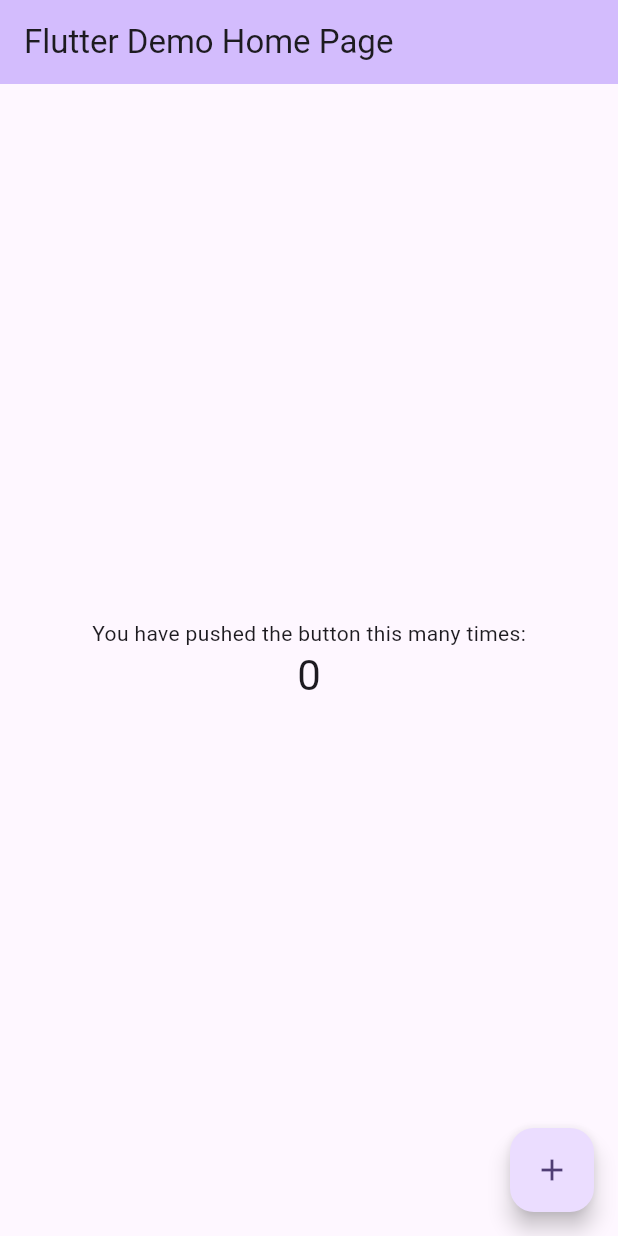
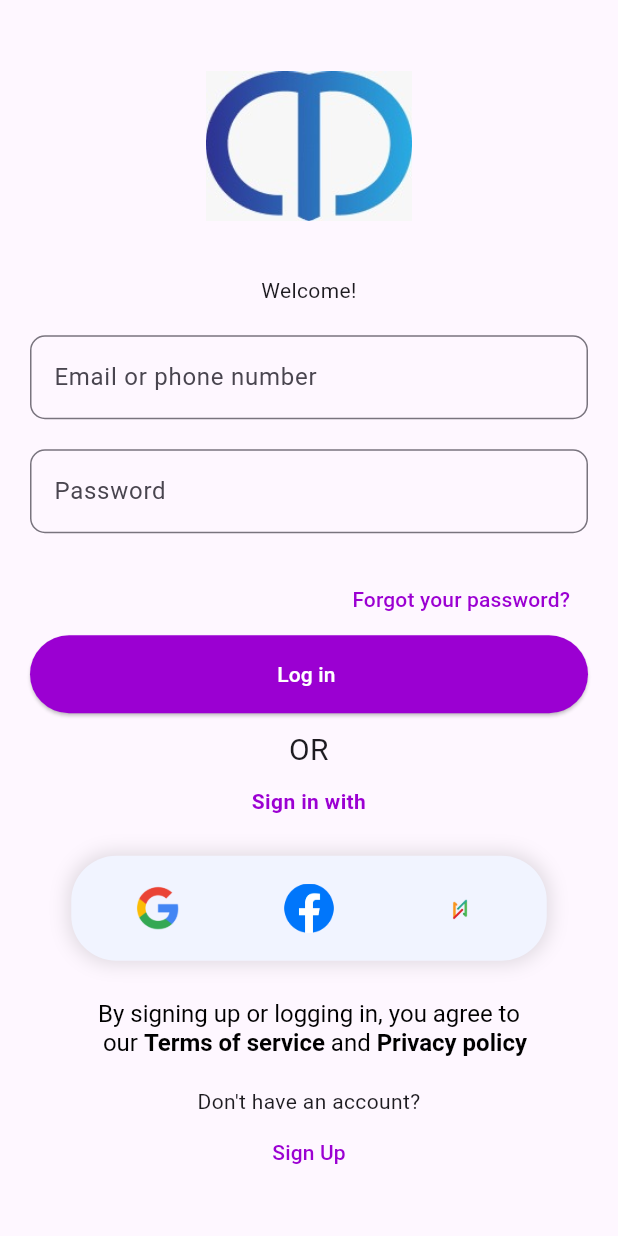
Before and after one commit to NAME-ASHWANIYADAV/moofli-fullstack, a Flutter app: the screen it shows after launch, on a phone screen of 412 x 824 dp. Run offline on Flutter 3.47's test engine with Material 3 defaults, Android fonts, the phone set to English and light mode, and no system bars.

Commit message:
log_in_page

```diff
--- a/lib/main.dart
+++ b/lib/main.dart
@@ -1,125 +1,24 @@
 import 'package:flutter/material.dart';
+import 'package:moofli_fullstack/screens/login_page.dart';
 
 void main() {
   runApp(const MyApp());
 }
 
-class MyApp extends StatelessWidget {
+class MyApp extends StatefulWidget {
   const MyApp({super.key});
 
-  // This widget is the root of your application.
+  @override
+  State<MyApp> createState() => _MyAppState();
+}
+
+class _MyAppState extends State<MyApp> {
   @override
   Widget build(BuildContext context) {
-    return MaterialApp(
-      title: 'Flutter Demo',
-      theme: ThemeData(
-        // This is the theme of your application.
-        //
-        // TRY THIS: Try running your application with "flutter run". You'll see
-        // the application has a purple toolbar. Then, without quitting the app,
-        // try changing the seedColor in the colorScheme below to Colors.green
-        // and then invoke "hot reload" (save your changes or press the "hot
-        // reload" button in a Flutter-supported IDE, or press "r" if you used
-        // the command line to start the app).
-        //
-        // Notice that the counter didn't reset back to zero; the application
-        // state is not lost during the reload. To reset the state, use hot
-        // restart instead.
-        //
-        // This works for code too, not just values: Most code changes can be
-        // tested with just a hot reload.
-        colorScheme: ColorScheme.fromSeed(seedColor: Colors.deepPurple),
-        useMaterial3: true,
-      ),
-      home: const MyHomePage(title: 'Flutter Demo Home Page'),
+    return const MaterialApp(
+      debugShowCheckedModeBanner: false,
+      home: Login_Page(),
+
     );
   }
 }
-
-class MyHomePage extends StatefulWidget {
-  const MyHomePage({super.key, required this.title});
-
-  // This widget is the home page of your application. It is stateful, meaning
-  // that it has a State object (defined below) that contains fields that affect
-  // how it looks.
-
-  // This class is the configuration for the state. It holds the values (in this
-  // case the title) provided by the parent (in this case the App widget) and
-  // used by the build method of the State. Fields in a Widget subclass are
-  // always marked "final".
-
-  final String title;
-
-  @override
-  State<MyHomePage> createState() => _MyHomePageState();
-}
-
-class _MyHomePageState extends State<MyHomePage> {
-  int _counter = 0;
-
-  void _incrementCounter() {
-    setState(() {
-      // This call to setState tells the Flutter framework that something has
-      // changed in this State, which causes it to rerun the build method below
-      // so that the display can reflect the updated values. If we changed
-      // _counter without calling setState(), then the build method would not be
-      // called again, and so nothing would appear to happen.
-      _counter++;
-    });
-  }
-
-  @override
-  Widget build(BuildContext context) {
-    // This method is rerun every time setState is called, for instance as done
-    // by the _incrementCounter method above.
-    //
-    // The Flutter framework has been optimized to make rerunning build methods
-    // fast, so that you can just rebuild anything that needs updating rather
-    // than having to individually change instances of widgets.
-    return Scaffold(
-      appBar: AppBar(
-        // TRY THIS: Try changing the color here to a specific color (to
-        // Colors.amber, perhaps?) and trigger a hot reload to see the AppBar
-        // change color while the other colors stay the same.
-        backgroundColor: Theme.of(context).colorScheme.inversePrimary,
-        // Here we take the value from the MyHomePage object that was created by
-        // the App.build method, and use it to set our appbar title.
-        title: Text(widget.title),
-      ),
-      body: Center(
-        // Center is a layout widget. It takes a single child and positions it
-        // in the middle of the parent.
-        child: Column(
-          // Column is also a layout widget. It takes a list of children and
-          // arranges them vertically. By default, it sizes itself to fit its
-          // children horizontally, and tries to be as tall as its parent.
-          //
-          // Column has various properties to control how it sizes itself and
-          // how it positions its children. Here we use mainAxisAlignment to
-          // center the children vertically; the main axis here is the vertical
-          // axis because Columns are vertical (the cross axis would be
-          // horizontal).
-          //
-          // TRY THIS: Invoke "debug painting" (choose the "Toggle Debug Paint"
-          // action in the IDE, or press "p" in the console), to see the
-          // wireframe for each widget.
-          mainAxisAlignment: MainAxisAlignment.center,
-          children: <Widget>[
-            const Text(
-              'You have pushed the button this many times:',
-            ),
-            Text(
-              '$_counter',
-              style: Theme.of(context).textTheme.headlineMedium,
-            ),
-          ],
-        ),
-      ),
-      floatingActionButton: FloatingActionButton(
-        onPressed: _incrementCounter,
-        tooltip: 'Increment',
-        child: const Icon(Icons.add),
-      ), // This trailing comma makes auto-formatting nicer for build methods.
-    );
-  }
-}
--- /dev/null
+++ b/lib/screens/login_page.dart
@@ -0,0 +1,266 @@
+import 'package:flutter/material.dart';
+// import 'package:flutter_signin_button/flutter_signin_button.dart';
+
+class Login_Page extends StatefulWidget {
+  const Login_Page({super.key});
+
+  @override
+  State<Login_Page> createState() => _Login_PageState();
+}
+
+class _Login_PageState extends State<Login_Page> {
+   bool _isChecked = false;
+  @override
+  Widget build(BuildContext context) {
+    return Scaffold(
+      body: Flexible(
+        child: Padding(
+          padding: const EdgeInsets.all(20.0),
+          child: Column(
+            mainAxisAlignment: MainAxisAlignment.center,
+            crossAxisAlignment: CrossAxisAlignment.stretch,
+            children: <Widget>[
+              Padding(
+              padding: const EdgeInsets.all(16.0),
+              child: Image.asset(
+                'images/moofli_logo.jpg', // Path to your logo
+                width: 100, // Adjust width as needed
+                height: 100, // Adjust height as needed
+              ),
+            ),
+
+
+              const SizedBox(height: 20.0),
+              const Text('Welcome!', textAlign: TextAlign.center),
+              const SizedBox(height: 20.0),
+              TextFormField(
+                decoration:
+                    const InputDecoration(labelText: 'Email or phone number',
+                     border: OutlineInputBorder(
+                    borderRadius: BorderRadius.all(Radius.circular(10.0)),
+
+                  ),
+                  ),
+                ),
+                const SizedBox(height: 20.0),
+              TextFormField(
+                obscureText: true,
+                decoration: const InputDecoration(labelText: 'Password' ,  border: OutlineInputBorder(
+                    borderRadius: BorderRadius.all(Radius.circular(10.0)),
+
+                  ),),
+              ),
+
+            const SizedBox(height: 20.0),
+
+              Row(
+                 mainAxisAlignment: MainAxisAlignment.end,
+                children: [
+                  TextButton(iconAlignment: IconAlignment.end,
+                  onPressed: () {
+                    // Add your password recovery logic here
+                  },
+                  style: TextButton.styleFrom(
+                      foregroundColor: const Color.fromRGBO(155, 0, 210, 1.0)
+                      // This sets the text color
+                      ),
+                  child: const Text('Forgot your password?' , textAlign: TextAlign.right,),
+                ),
+
+            ],
+            ),
+              ElevatedButton(
+                onPressed: () async {
+                  // Add your password recovery logic here
+                },
+                style: ButtonStyle(
+                  backgroundColor: WidgetStateProperty.all(
+                      const Color.fromRGBO(155, 0, 210, 1.0)),
+                ),
+                child: const Padding(
+                  padding: EdgeInsets.all(16.0),
+                  child: Text('Log in ' , style: TextStyle(color: Color.fromRGBO(255,255,255,1)),),
+                ),
+              ),
+              const SizedBox(height: 10.0),
+               const Text('OR' , textAlign: TextAlign.center , style: TextStyle(fontSize: 20, ),),
+               const SizedBox(height: 10.0),
+
+
+          const Text('Sign in with ', style: TextStyle(color: Color.fromRGBO(155, 0, 210, 1.0) , fontWeight: FontWeight.bold),  textAlign: TextAlign.center),
+
+          const SizedBox(height: 10.0),
+               Center(
+               child: Padding(
+            padding: const EdgeInsets.all(16.0),
+            child: Container(
+              width: 317,
+              height: 70,
+              padding: const EdgeInsets.all(8.0),
+              decoration: BoxDecoration(
+
+                color: const Color.fromRGBO(241, 244, 255, 1),
+                borderRadius: BorderRadius.circular(30.0),
+                boxShadow: const [
+                  BoxShadow(
+                    color: Colors.black12,
+                    blurRadius: 10.0,
+                    spreadRadius: 2.0,
+                  ),
+                ],
+              ),
+
+                  child: Column(
+                   mainAxisAlignment: MainAxisAlignment.spaceEvenly,
+                    children: [
+                      Row(
+                        mainAxisAlignment: MainAxisAlignment.spaceEvenly,
+                        children: [
+                          Expanded(
+                            child: IconButton(
+                              icon: SizedBox(
+                                width: 37.0,
+                                height: 37.0,
+                                child: Image.asset('images/google_logo.png'),
+                              ),
+                              onPressed: () {
+                                // Implement Google login functionality
+                              },
+                            ),
+                          ),
+                          const VerticalDivider( width: 1.0,
+                  thickness: 1.0,
+                  color: Colors.black,), // Divider between buttons
+                          Expanded(
+                            child: IconButton(
+                              icon: SizedBox(
+                                width: 34.0,
+                                height: 33.0,
+                                child: Image.asset('images/facebook_logo.png'),
+                              ),
+                              onPressed: () {
+                                // Implement Facebook login functionality
+                              },
+                            ),
+                          ),
+                          const VerticalDivider(
+                             width: 1.0,
+                  thickness: 1.0,
+                  color: Colors.black,
+                          ), // Divider between buttons
+                          Expanded(
+                            child: IconButton(
+                              icon: SizedBox(
+                                width: 37.0,
+                                height: 37.0,
+                                child: Image.asset('images/skillop_logo.png'),
+                              ),
+                              onPressed: () {
+                                // Implement Skillop login functionality
+                              },
+                            ),
+                          ),
+                        ],
+                      ),
+                    ],
+                  ),
+                ),
+
+            ),
+               ),
+               const SizedBox(height: 10.0),
+
+           RichText( textAlign: TextAlign.center,
+              text: const TextSpan(
+                text: '''By signing up or logging in, you agree to
+  our ''',
+                style: TextStyle(
+                  color: Colors.black,
+                  fontSize: 16.0,
+                ),
+                children: <TextSpan>[
+                  TextSpan(
+                    text: 'Terms of service',
+                    style: TextStyle(
+                      fontWeight: FontWeight.bold,
+                      textBaseline: TextBaseline.alphabetic
+                    ),
+                  ),
+                  TextSpan(
+                    text: ' and ',
+                    style: TextStyle(
+                      fontWeight: FontWeight.normal,
+                    ),
+                  ),
+                  TextSpan(
+                    text: 'Privacy policy',
+                    style: TextStyle(
+                      fontWeight: FontWeight.bold,
+                    ),
+                  ),
+                ],
+              ),
+            ),
+
+
+
+
+              const SizedBox(height: 20.0),
+              const Text('Don\'t have an account?', textAlign: TextAlign.center),
+              TextButton(
+                onPressed: () {
+                  // Add your password recovery logic here
+                },
+                style: TextButton.styleFrom(
+                    foregroundColor: const Color.fromRGBO(155, 0, 210, 1.0)
+                    // This sets the text color
+                    ),
+                child: const Text('Sign Up'),
+              ),
+            ],
+          ),
+        ),
+      ),
+    );
+  }
+}
+
+
+ // ElevatedButton.icon(
+    //   icon: Image.asset('assets/google_logo.png'), // Replace with your asset path
+    //   label: const Text('Sign in with Google'),
+    //   onPressed: () {
+    //     // Handle Google sign-in
+    //   },
+    // ),
+
+     // ElevatedButton.icon(
+    //   icon: Image.asset('images/facebook_logo.png'), // Replace with your asset path
+    //   label: const Text('Sign in with Facebook'),
+    //   onPressed: () {
+    //     // Handle Facebook sign-in
+    //   },
+    // ),
+    // ElevatedButton.icon(
+    //   icon: Image.asset('images/google_logo.png'), // Replace with your asset path
+    //   label: const Text('Sign in with Apple'),
+    //   onPressed: () {
+    //     // Handle Apple sign-in
+    //   },
+    // ),
+
+     // SignInButton(
+              //   Buttons.Google,
+              //   text: "Sign in with Google",
+              //   onPressed: () {
+              //     // Add your Google sign-in logic here
+              //   },
+              // ),
+              // SignInButton(
+              //   Buttons.Facebook,
+              //   text: "Sign in with Facebook",
+              //   onPressed: () {
+              //     // Add your Facebook sign-in logic here
+              //   },
+              // ),
+              // const SizedBox(height: 20.0),
```
Also changed, not shown: pubspec.yaml (+6 -5 lines), images/facebook_logo.png (added), images/google_logo.png (added), images/moofli_logo.jpg (added), images/skillop_logo.png (added), pubspec.lock.
